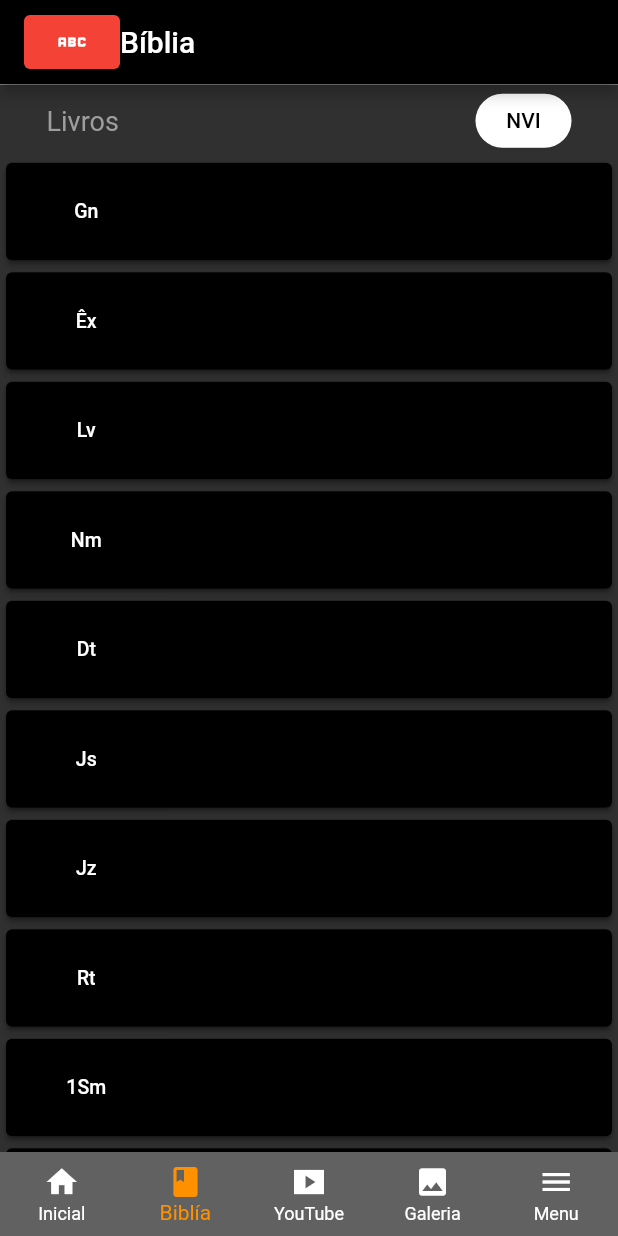
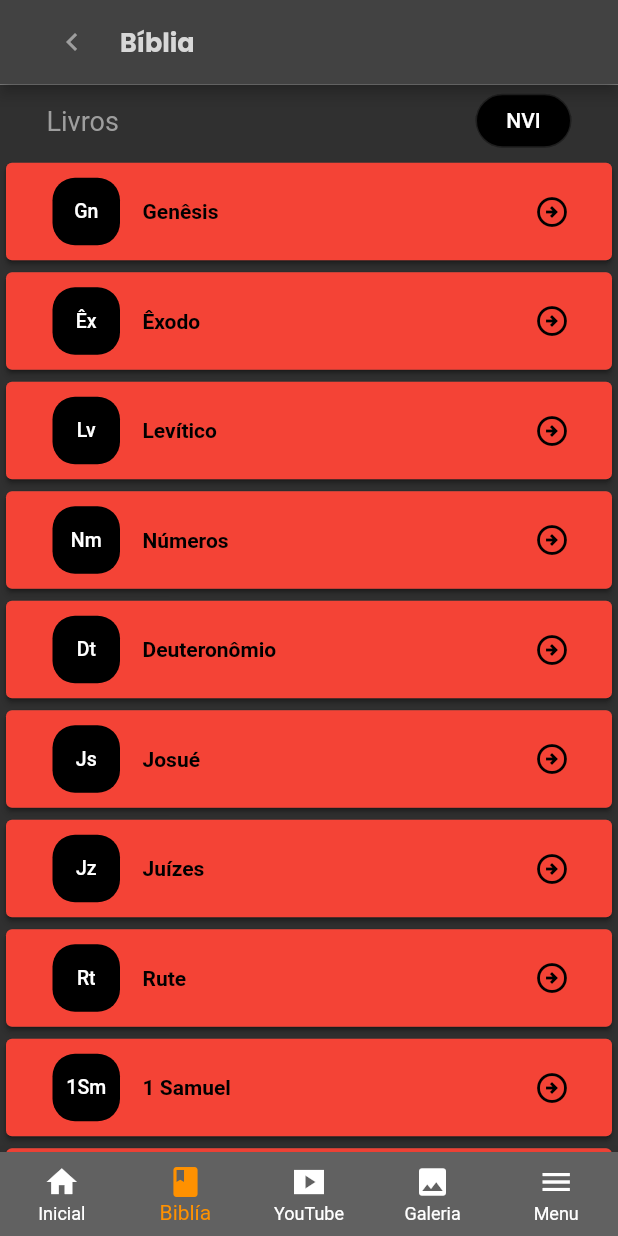
Before and after one commit to lipejs/cbpeniel, a Flutter app: the screen it shows after launch, swiped to page 2, on a phone screen of 412 x 824 dp. Run offline on Flutter 3.47's test engine with Material 2 defaults, Android fonts, the phone set to English and light mode, and no system bars; network calls fail; Roboto replaces fonts that are missing (OpenSans).

Commit message:
Atualização pendente

```diff
--- a/lib/componentes/livros.dart
+++ b/lib/componentes/livros.dart
@@ -16,7 +16,7 @@ class Livros extends StatelessWidget {
             child: ElevatedButton(
               style: ButtonStyle(
                   backgroundColor: MaterialStateProperty.all(
-                      Theme.of(context).colorScheme.tertiary),
+                      Theme.of(context).colorScheme.primary),
                   overlayColor: MaterialStateProperty.all(Colors.grey[100])),
               onPressed: () {
                 print(lv['nome']);
--- a/lib/componentes/tema.dart
+++ b/lib/componentes/tema.dart
@@ -18,10 +18,10 @@ class Tema {
             ),
             // Thema do Título da lista
             headline3: const TextStyle(
-              fontFamily: 'OpenSans',
-              fontSize: 18,
-              // fontWeight: FontWeight.bold,
-              color: Colors.white,
+              fontFamily: 'Poppins',
+              fontSize: 17,
+              fontWeight: FontWeight.bold,
+              color: Color.fromARGB(255, 216, 216, 216),
             ),
             // Thema do subtítulo da lista
             headline4: const TextStyle(
--- a/lib/paginas/biblia.dart
+++ b/lib/paginas/biblia.dart
@@ -80,29 +80,22 @@ class Biblia extends StatelessWidget {
       appBar: AppBar(
         iconTheme:
             IconThemeData(color: Theme.of(context).colorScheme.secondary),
-        backgroundColor: Theme.of(context).colorScheme.tertiary,
         title: Row(children: [
-          ElevatedButton(onPressed: () {}, child: Icon(Icons.abc)),
-          Text('Bíblia')
+          TextButton(
+              onPressed: () {},
+              child: const Icon(
+                Icons.navigate_before,
+                color: Colors.grey,
+              )),
+          Text(
+            'Bíblia',
+            style: Theme.of(context).textTheme.headline3,
+          )
         ]),
       ),
       body: SingleChildScrollView(
         child: Column(
           children: [
-            // SizedBox(
-            //   width: double.infinity,
-            //   height: 50,
-            //   child: Row(
-            //     crossAxisAlignment: CrossAxisAlignment.center,
-            //     mainAxisAlignment: MainAxisAlignment.center,
-            //     children: [
-            //       Text(
-            //         'BIBLIA',
-            //         style: Theme.of(context).textTheme.headline3,
-            //       ),
-            //     ],
-            //   ),
-            // ),
             Container(
               height: 0.5,
               width: double.infinity,
@@ -122,9 +115,9 @@ class Biblia extends StatelessWidget {
                     onPressed: () {},
                     style: ButtonStyle(
                       backgroundColor: MaterialStateProperty.all(
+                          Theme.of(context).colorScheme.tertiary),
+                      foregroundColor: MaterialStateProperty.all(
                           Theme.of(context).colorScheme.secondary),
-                      foregroundColor: MaterialStateProperty.all(
-                          Theme.of(context).colorScheme.tertiary),
                       shape: MaterialStateProperty.all(
                         RoundedRectangleBorder(
                           borderRadius: BorderRadius.circular(25.0),
```
